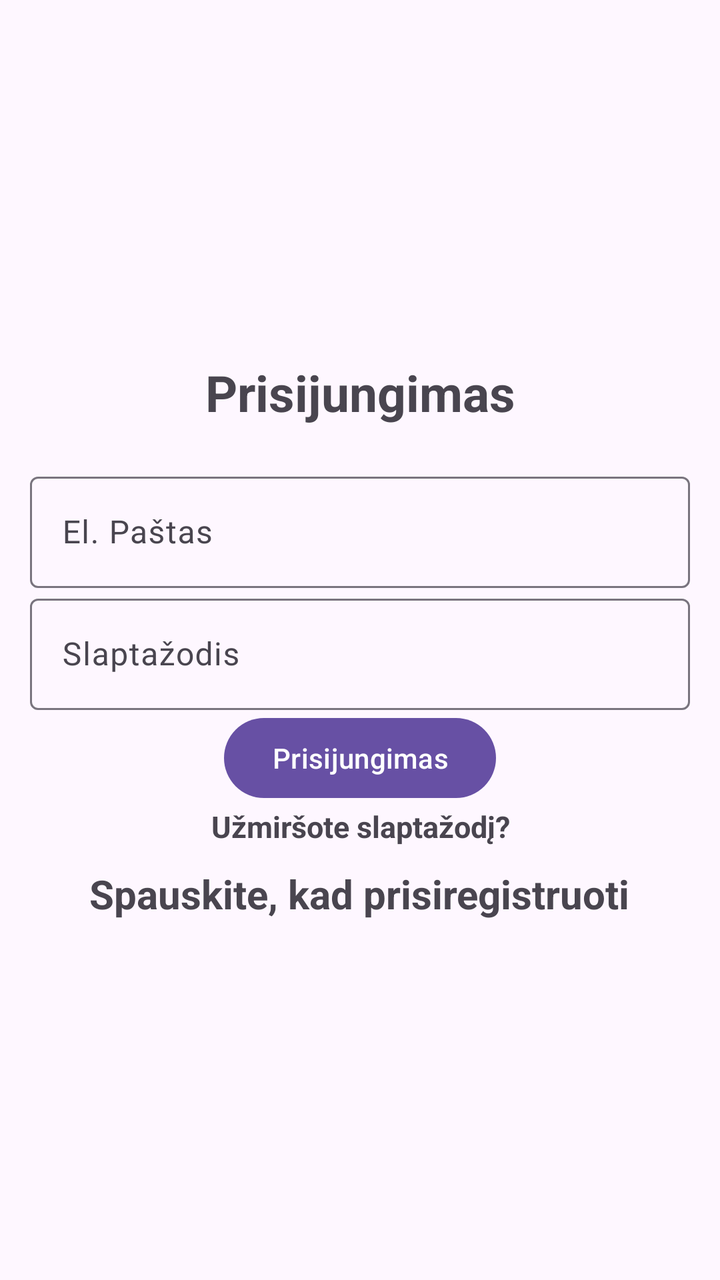
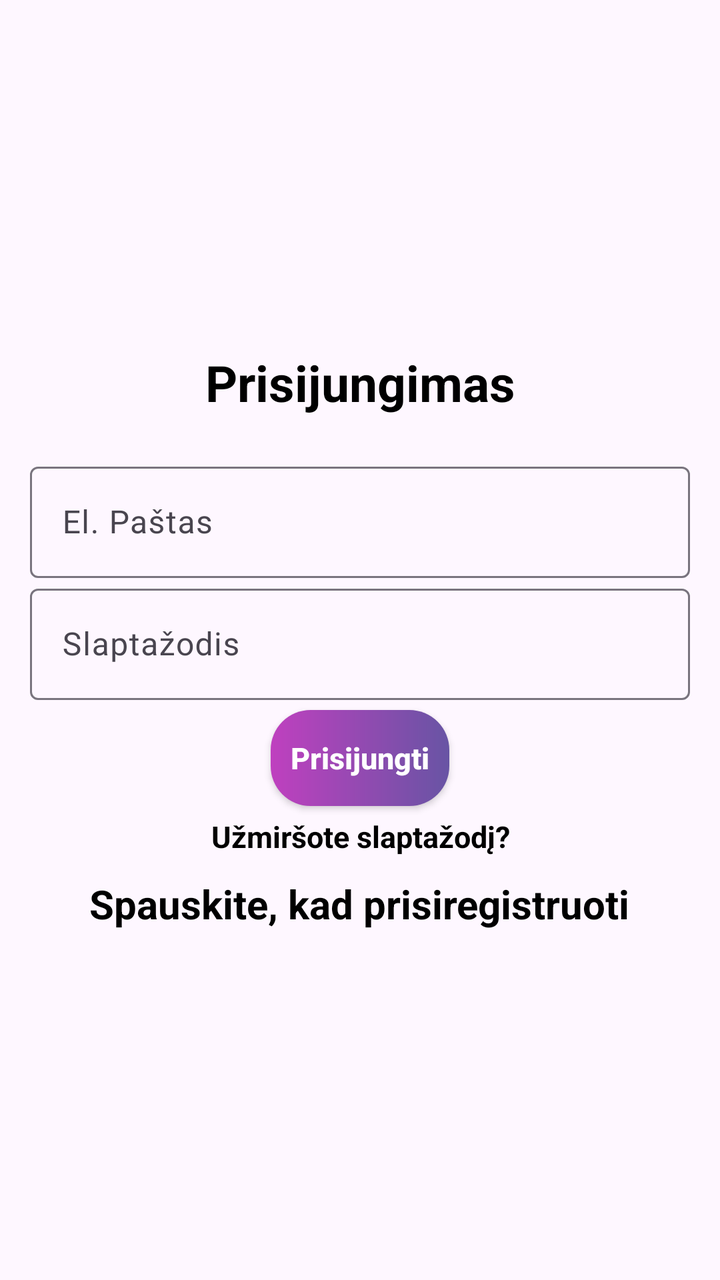

Before-and-after screenshots of an Android layout around one commit, followed by the original layout XML and the change that was made.
<!-- AndroidManifest.xml: activity theme Theme.Material3.Light.NoActionBar -->
<!-- res/layout/activity_login.xml -->
<?xml version="1.0" encoding="utf-8"?>
<LinearLayout xmlns:android="http://schemas.android.com/apk/res/android"
    xmlns:app="http://schemas.android.com/apk/res-auto"
    xmlns:tools="http://schemas.android.com/tools"
    android:layout_width="match_parent"
    android:orientation="vertical"
    android:gravity="center"
    android:padding="15dp"
    android:layout_height="match_parent"
    tools:context=".LoginActivity">

    <TextView
        android:text="@string/login"
        android:textSize="25sp"
        android:textStyle="bold"
        android:gravity="center"
        android:layout_marginBottom="20dp"
        android:layout_width="match_parent"
        android:layout_height="wrap_content"/>
    <com.google.android.material.textfield.TextInputLayout
        android:layout_width="match_parent"
        android:layout_height="wrap_content">
        <com.google.android.material.textfield.TextInputEditText
            android:id="@+id/email"
            android:hint="@string/email"
            android:layout_width="match_parent"
            android:layout_height="wrap_content"/>
    </com.google.android.material.textfield.TextInputLayout>
    <com.google.android.material.textfield.TextInputLayout
        android:layout_width="match_parent"
        android:layout_height="wrap_content">

        <com.google.android.material.textfield.TextInputEditText
            android:id="@+id/password"
            android:layout_width="match_parent"
            android:layout_height="wrap_content"
            android:hint="@string/password"
            android:inputType="textPassword" />
    </com.google.android.material.textfield.TextInputLayout>
    <ProgressBar
        android:id="@+id/registerProgressBar"
        android:visibility="gone"
        android:layout_width="wrap_content"
        android:layout_height="wrap_content"/>
    <Button
        android:id="@+id/loginButton"
        android:text="@string/login"
        android:layout_width="wrap_content"
        android:layout_height="wrap_content"/>
    <TextView
        android:textStyle="bold"
        android:textSize="15sp"
        android:gravity="center"
        android:id="@+id/forgotPassword"
        android:text="Užmiršote slaptažodį?"
        android:layout_width="wrap_content"
        android:layout_height="wrap_content"/>
    <TextView
        android:textStyle="bold"
        android:textSize="20sp"
        android:gravity="center"
        android:layout_marginTop="10sp"
        android:id="@+id/registerNow"
        android:text="@string/click_to_register"
        android:layout_width="wrap_content"
        android:layout_height="wrap_content"/>
</LinearLayout>
<!-- resources referenced by this layout -->
<resources>
  <string name="click_to_register">Spauskite, kad prisiregistruoti</string>
  <string name="email">El. Paštas</string>
  <string name="login">Prisijungimas</string>
  <string name="password">Slaptažodis</string>
</resources>

<!-- the commit's change to res/layout/activity_login.xml (unified diff, before → after) -->
@@ -5,7 +5,7 @@
     android:layout_width="match_parent"
     android:orientation="vertical"
     android:gravity="center"
-    android:padding="15dp"
+    android:padding="15sp"
     android:layout_height="match_parent"
     tools:context=".LoginActivity">
 
@@ -13,8 +13,9 @@
         android:text="@string/login"
         android:textSize="25sp"
         android:textStyle="bold"
+        android:textColor="@color/black"
         android:gravity="center"
-        android:layout_marginBottom="20dp"
+        android:layout_marginBottom="20sp"
         android:layout_width="match_parent"
         android:layout_height="wrap_content"/>
     <com.google.android.material.textfield.TextInputLayout
@@ -42,9 +43,17 @@
         android:visibility="gone"
         android:layout_width="wrap_content"
         android:layout_height="wrap_content"/>
-    <Button
+    <androidx.appcompat.widget.AppCompatButton
         android:id="@+id/loginButton"
-        android:text="@string/login"
+        android:text="Prisijungti"
+        android:background="@drawable/gradient"
+        android:layout_marginTop="5sp"
+        android:layout_marginBottom="5sp"
+        android:padding="10sp"
+        android:textSize="15sp"
+        android:textStyle="bold"
+        android:textColor="@color/white"
+        android:textAllCaps="false"
         android:layout_width="wrap_content"
         android:layout_height="wrap_content"/>
     <TextView
@@ -53,6 +62,7 @@
         android:gravity="center"
         android:id="@+id/forgotPassword"
         android:text="Užmiršote slaptažodį?"
+        android:textColor="@color/black"
         android:layout_width="wrap_content"
         android:layout_height="wrap_content"/>
     <TextView
@@ -60,6 +70,7 @@
         android:textSize="20sp"
         android:gravity="center"
         android:layout_marginTop="10sp"
+        android:textColor="@color/black"
         android:id="@+id/registerNow"
         android:text="@string/click_to_register"
         android:layout_width="wrap_content"
<!-- resource entries referenced after the edit -->
@@ -1,5 +1,16 @@
 <!-- resources referenced by this layout -->
 <resources>
+  <color name="black">#FF000000</color>
+  <color name="white">#FFFFFFFF</color>
+  <!-- drawable gradient (drawable) -->
+  <shape xmlns:android="http://schemas.android.com/apk/res/android"
+      android:shape="rectangle">
+      <gradient
+          android:startColor="#BF40BF"
+          android:endColor="#6854a4"
+          android:angle="360" />
+      <corners android:radius="20sp" />
+  </shape>
   <string name="click_to_register">Spauskite, kad prisiregistruoti</string>
   <string name="email">El. Paštas</string>
   <string name="login">Prisijungimas</string>
